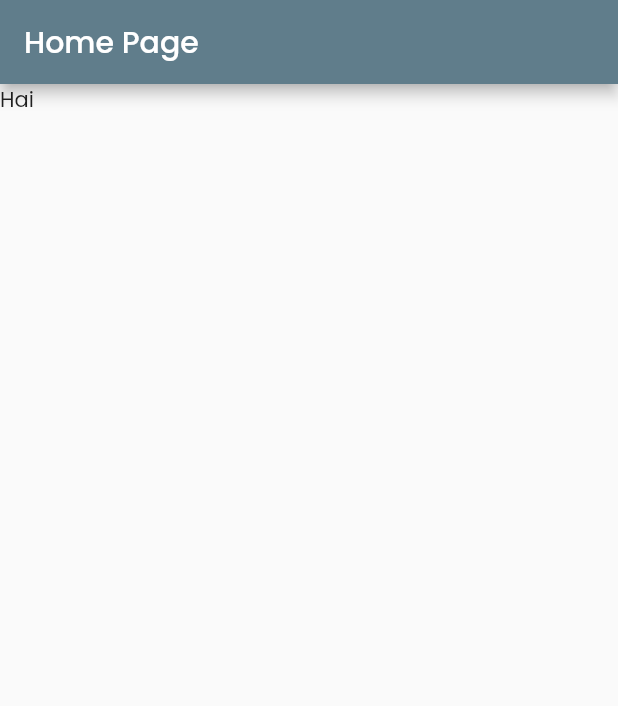
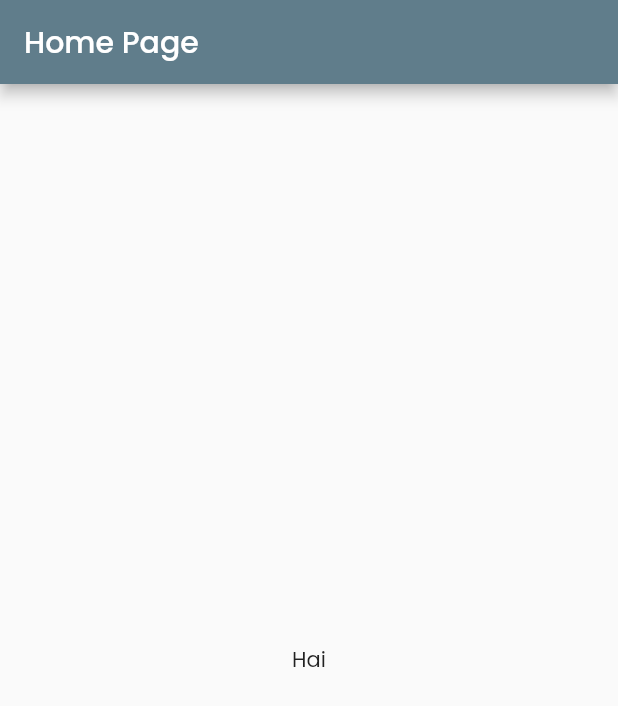
Before and after one commit to ozaenzenzen/flutter-windows-app-1, a Flutter app: the screen it shows after launch, on a phone screen of 412 x 824 dp. Shown: the top 706 px of the screen. Run offline on Flutter 3.47's test engine with Material 2 defaults, Android fonts, the light colour scheme and no system bars; our stand-ins replace flutter_screenutil, get, google_fonts; missing offline and left inert: fluent_ui; statements that could not run were skipped.

Commit message:
update homepaeg

```diff
--- a/lib/homepage.dart
+++ b/lib/homepage.dart
@@ -19,7 +19,8 @@ class _HomePageState extends State<HomePage> {
         ),
         backgroundColor: Colors.blueGrey,
       ),
-      body: SizedBox(
+      body: Container(
+        alignment: Alignment.center,
         child: Text(
           "Hai",
           style: GoogleFonts.poppins(),
```
